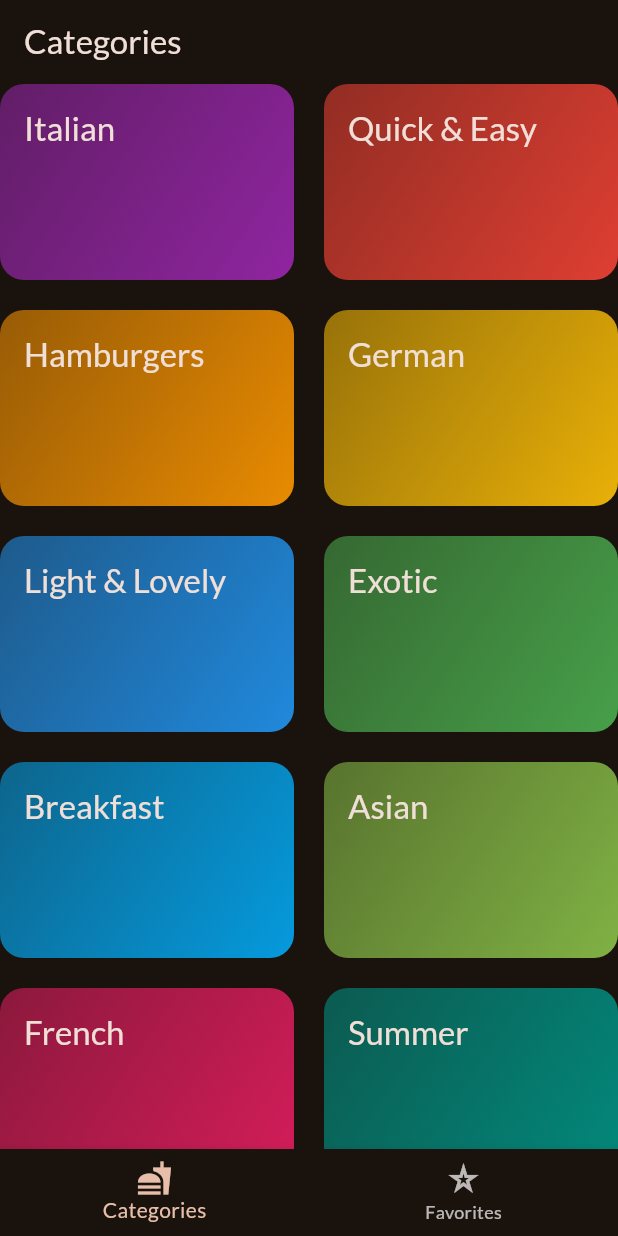
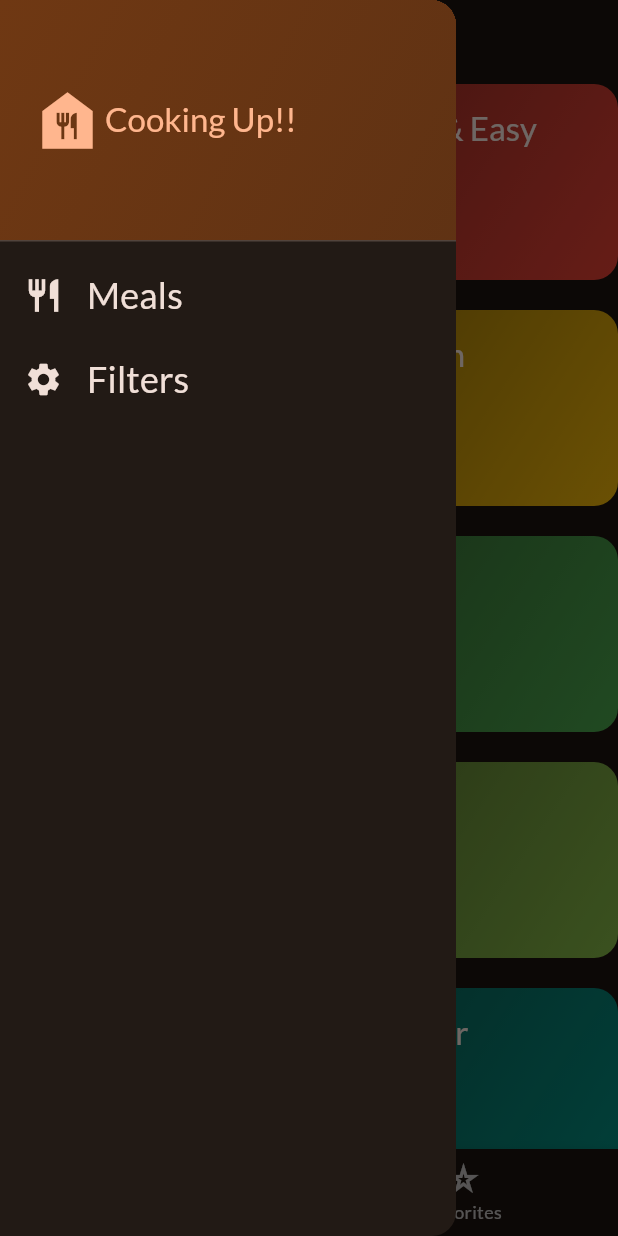
Before and after one commit to Aarush-Parashar/meals_app, a Flutter app: the screen it shows after launch, with the side drawer open (before the commit the screen has no drawer), on a phone screen of 412 x 824 dp. Run offline on Flutter 3.47's test engine with Material 3 defaults, Android fonts, the phone set to English and light mode, and no system bars; our stand-ins replace google_fonts, transparent_image.

Commit message:
added side drawer

```diff
--- a/lib/screens/tabs.dart
+++ b/lib/screens/tabs.dart
@@ -2,6 +2,7 @@ import 'package:flutter/material.dart';
 import 'package:meals_app/models/meal.dart';
 import 'package:meals_app/screens/categories.dart';
 import 'package:meals_app/screens/meals.dart';
+import 'package:meals_app/widgets/side_drawer.dart';
 
 class TabsScreen extends StatefulWidget {
   const TabsScreen({super.key});
@@ -26,16 +27,20 @@ class _TabsScreenState extends State<TabsScreen> {
     setState(() {
       if (isExisting) {
         _favoriteMeals.remove(meal);
+        ScaffoldMessenger.of(context).clearSnackBars();
         ScaffoldMessenger.of(context).showSnackBar(
           const SnackBar(
             content: Text('Removed from Favorites'),
+            duration: Duration(seconds: 2),
           ),
         );
       } else {
         _favoriteMeals.add(meal);
+        ScaffoldMessenger.of(context).clearSnackBars();
         ScaffoldMessenger.of(context).showSnackBar(
           const SnackBar(
             content: Text('Added to Favorites'),
+            duration: Duration(seconds: 2),
           ),
         );
       }
@@ -61,6 +66,7 @@ class _TabsScreenState extends State<TabsScreen> {
       appBar: AppBar(
         title: Text(activePageTitle),
       ),
+      drawer: const SideDrawer(),
       body: activePage,
       bottomNavigationBar: BottomNavigationBar(
         onTap: (index) {
--- /dev/null
+++ b/lib/widgets/side_drawer.dart
@@ -0,0 +1,71 @@
+import 'package:flutter/material.dart';
+
+class SideDrawer extends StatelessWidget {
+  const SideDrawer({super.key});
+
+  @override
+  Widget build(BuildContext context) {
+    return Drawer(
+      child: Column(
+        children: [
+          DrawerHeader(
+            decoration: BoxDecoration(
+                gradient: LinearGradient(colors: [
+              Theme.of(context).colorScheme.primaryContainer,
+              Theme.of(context).colorScheme.primaryContainer.withOpacity(0.8)
+            ], begin: Alignment.topLeft, end: Alignment.bottomRight)),
+            padding: const EdgeInsets.all(20),
+            child: Row(
+              children: [
+                Icon(
+                  Icons.food_bank_sharp,
+                  size: 50,
+                  color: Theme.of(context).colorScheme.primary,
+                ),
+                const SizedBox(
+                  height: 20,
+                ),
+                Text(
+                  'Cooking Up!!',
+                  style: Theme.of(context).textTheme.titleLarge!.copyWith(
+                        color: Theme.of(context).colorScheme.primary,
+                      ),
+                )
+              ],
+            ),
+          ),
+          ListTile(
+            leading: Icon(
+              Icons.restaurant,
+              size: 26,
+              color: Theme.of(context).colorScheme.onSurface,
+            ),
+            title: Text(
+              'Meals',
+              style: Theme.of(context).textTheme.titleSmall!.copyWith(
+                    color: Theme.of(context).colorScheme.onSurface,
+                    fontSize: 24,
+                  ),
+            ),
+            onTap: () {},
+          ),
+          ListTile(
+            leading: Icon(
+              Icons.settings,
+              size: 26,
+              color: Theme.of(context).colorScheme.onSurface,
+            ),
+            title: Text(
+              'Filters',
+              style: Theme.of(context).textTheme.titleSmall!.copyWith(
+                    color: Theme.of(context).colorScheme.onSurface,
+                    fontSize: 24,
+                  ),
+            ),
+            onTap: () {},
+          ),
+        ],
+      ),
+    );
+  }
+}
```
